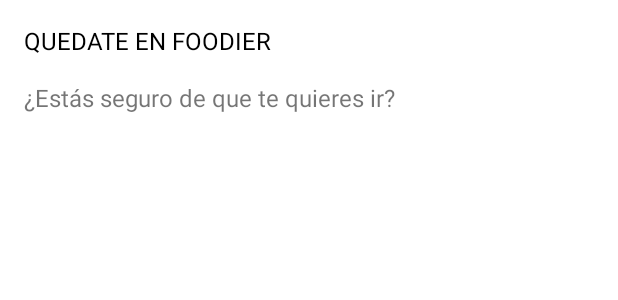
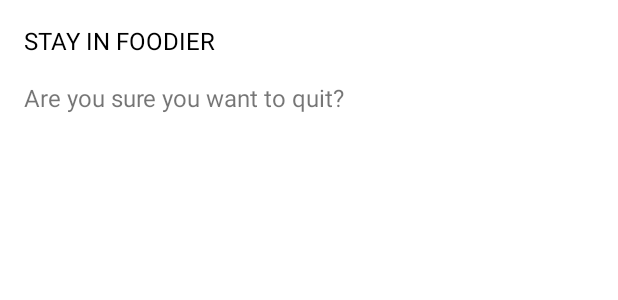
Before and after one commit to fregonaespanola/First, an Android app: the layout alertdialog_view.xml on its own in the app's theme, with its tools: preview values and no code run, on a phone screen of 412 x 824 dp. Shown: the top 300 px of the screen. Run offline under Robolectric (Android 15) with nearby library versions, the phone set to English and light mode, and no system bars; Roboto replaces fonts that are not available here.

Commit message:
Añadidos strings para una mejor internacionalización

```diff
--- a/app/src/main/res/layout/alertdialog_view.xml
+++ b/app/src/main/res/layout/alertdialog_view.xml
@@ -11,7 +11,7 @@
         android:layout_width="wrap_content"
         android:layout_height="wrap_content"
         android:id="@+id/tv1dialog"
-        android:text="QUEDATE EN FOODIER"
+        android:text="@string/adup"
         android:textSize="16sp"
         android:textColor="@color/black"
         android:layout_margin="16dp"
@@ -24,7 +24,7 @@
         app:layout_constraintTop_toBottomOf="@id/tv1dialog"
         android:layout_width="wrap_content"
         android:layout_height="wrap_content"
-        android:text="¿Estás seguro de que te quieres ir?"
+        android:text="@string/addown"
         android:textSize="16sp"
         android:layout_margin="16dp"
         >
--- a/app/src/main/res/values/strings.xml
+++ b/app/src/main/res/values/strings.xml
@@ -5,4 +5,7 @@
     <string name="haveusignup">Have you got an account? Sign up here</string>
     <string name="login">LOGIN</string>
     <string name="cancel">CANCEL</string>
+    <string name="adup">STAY IN FOODIER</string>
+    <string name="addown">Are you sure you want to quit?</string>
+    <string name="signup">SIGN UP</string>
 </resources>
```
Also changed, not shown: app/src/main/res/layout/signupactivity.xml (+4 -4 lines), 1 other file.
